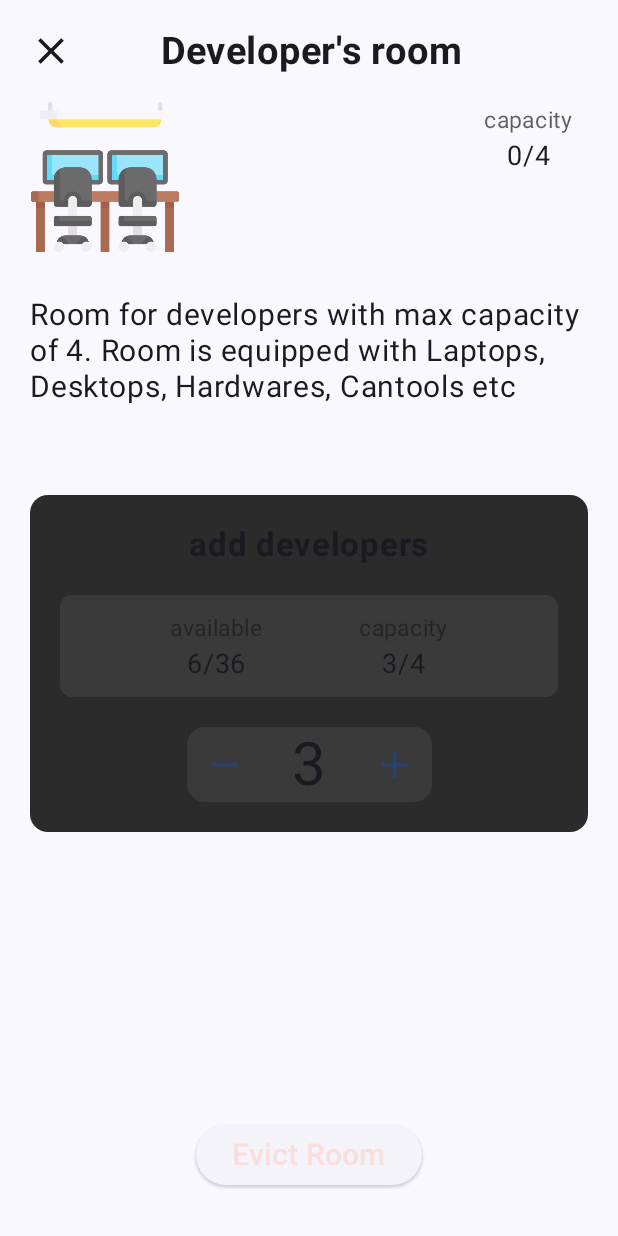
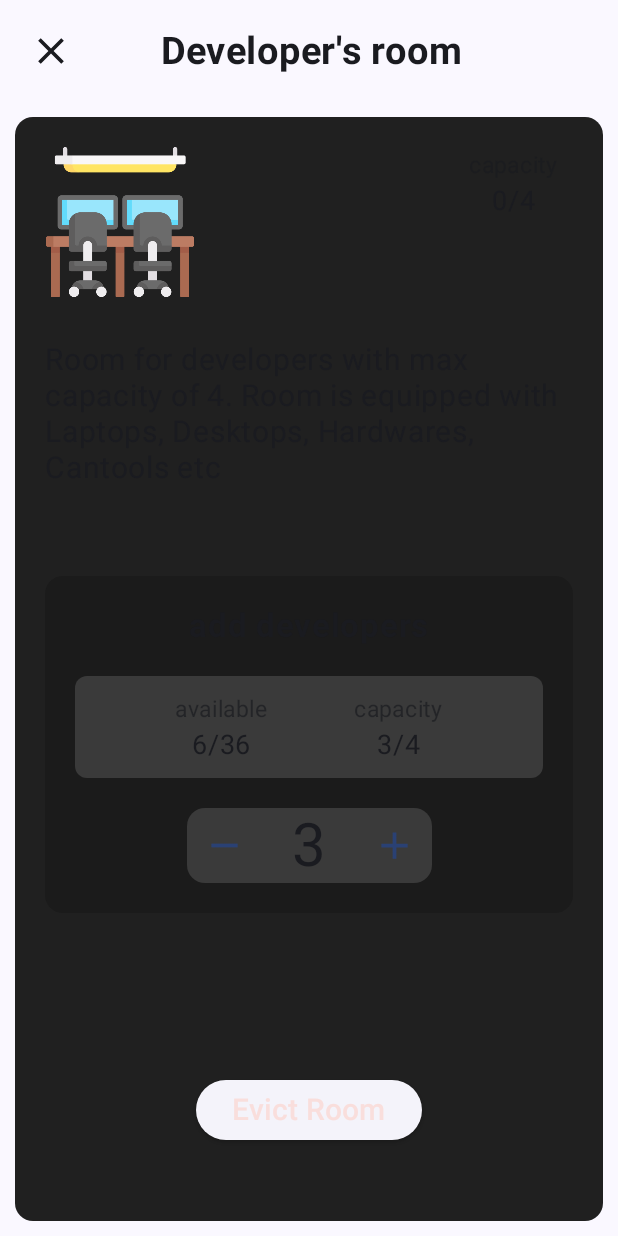
Before and after one commit to joshuajgomez/codeforce, an Android app built with Jetpack Compose: the composable RoomsScreen shown on its own in the app's theme, on a phone screen of 412 x 824 dp. Run offline under Robolectric (Android 15) with nearby library versions, the phone set to English and light mode, and no system bars; our stand-ins replace constraintlayout-compose.

Commit message:
Add new custom body

```diff
--- a/app/src/main/java/com/triplerock/codeforce/screens/Common.kt
+++ b/app/src/main/java/com/triplerock/codeforce/screens/Common.kt
@@ -7,12 +7,12 @@ import androidx.compose.foundation.layout.Arrangement
 import androidx.compose.foundation.layout.Column
 import androidx.compose.foundation.layout.ColumnScope
 import androidx.compose.foundation.layout.Row
+import androidx.compose.foundation.layout.fillMaxSize
 import androidx.compose.foundation.layout.fillMaxWidth
 import androidx.compose.foundation.layout.padding
 import androidx.compose.foundation.layout.size
 import androidx.compose.foundation.lazy.LazyRow
 import androidx.compose.foundation.lazy.items
-import androidx.compose.foundation.shape.CircleShape
 import androidx.compose.foundation.shape.RoundedCornerShape
 import androidx.compose.material.icons.Icons
 import androidx.compose.material.icons.filled.Add
@@ -21,12 +21,12 @@ import androidx.compose.material3.Card
 import androidx.compose.material3.CardDefaults
 import androidx.compose.material3.Icon
 import androidx.compose.material3.MaterialTheme.colorScheme
+import androidx.compose.material3.Scaffold
 import androidx.compose.material3.Surface
 import androidx.compose.material3.Text
 import androidx.compose.runtime.Composable
 import androidx.compose.ui.Alignment
 import androidx.compose.ui.Modifier
-import androidx.compose.ui.draw.clip
 import androidx.compose.ui.graphics.Color
 import androidx.compose.ui.res.painterResource
 import androidx.compose.ui.text.font.FontWeight
@@ -39,8 +39,9 @@ import androidx.constraintlayout.compose.ConstraintLayout
 import androidx.constraintlayout.compose.layoutId
 import com.triplerock.codeforce.R
 import com.triplerock.codeforce.data.RoomType
-import com.triplerock.codeforce.ui.theme.Black10
-import com.triplerock.codeforce.ui.theme.Black20
+import com.triplerock.codeforce.screens.ui.theme.Black05
+import com.triplerock.codeforce.screens.ui.theme.Black10
+import com.triplerock.codeforce.screens.ui.theme.Black20
 import com.triplerock.codeforce.ui.theme.CodeForceTheme
 
 @Preview(uiMode = Configuration.UI_MODE_NIGHT_YES)
@@ -241,3 +242,30 @@ fun NumberSelector(
         }
     }
 }
+
+@DarkPreview
+@Composable
+fun PreviewCommonBody() {
+    CodeForceTheme {
+        Scaffold(
+            topBar = { TitleBar() },
+        ) {
+            CommonBody(Modifier.padding(it)){
+                Text(text = "CodeForce content")
+            }
+        }
+    }
+}
+
+@Composable
+fun CommonBody(
+    modifier: Modifier,
+    content: @Composable ColumnScope.() -> Unit = {},
+) {
+    CustomCard(
+        modifier
+            .fillMaxSize()
+            .padding(10.dp), color = Black05,
+        content = content
+    )
+}
--- a/app/src/main/java/com/triplerock/codeforce/screens/RoomDetailScreen.kt
+++ b/app/src/main/java/com/triplerock/codeforce/screens/RoomDetailScreen.kt
@@ -42,23 +42,25 @@ fun RoomsScreen(
     Scaffold(
         topBar = { TitleBar("${room.type}'s room") },
     ) {
-        RoomView(
-            modifier = Modifier.padding(it),
-            room, onEvictButtonClick
-        )
+        CommonBody(modifier = Modifier.padding(it)) {
+            RoomView(
+                room = room,
+                onEvictButtonClick = onEvictButtonClick
+            )
+        }
     }
 }
 
 @Composable
 private fun RoomView(
-    modifier: Modifier,
+    modifier: Modifier = Modifier,
     room: Room,
     onEvictButtonClick: () -> Unit,
 ) {
     ConstraintLayout(
         modifier = modifier
             .fillMaxSize()
-            .padding(horizontal = 20.dp)
+            .padding(20.dp)
     ) {
         val (
             iconRef,
--- a/app/src/main/java/com/triplerock/codeforce/screens/ui/theme/Color.kt
+++ b/app/src/main/java/com/triplerock/codeforce/screens/ui/theme/Color.kt
@@ -1,4 +1,4 @@
-package com.triplerock.codeforce.ui.theme
+package com.triplerock.codeforce.screens.ui.theme
 
 import androidx.compose.ui.graphics.Color
 
@@ -12,7 +12,8 @@ val Pink40 = Color(0xFF7D5260)
 
 val White10 = Color(0xFF4CAF50)
 val Green40 = Color(0xFFFFFFFF)
-val Black10 = Color(0xFF2B2B2B)
+val Black05 = Color(0xFF202020)
+val Black10 = Color(0xFF1B1B1B)
 val Black20 = Color(0xFF3A3A3A)
 val Blue40 = Color(0xFF2196F3)
 val Purple20 = Color(0xFF6650a4)
--- a/app/src/main/java/com/triplerock/codeforce/screens/ui/theme/Theme.kt
+++ b/app/src/main/java/com/triplerock/codeforce/screens/ui/theme/Theme.kt
@@ -14,6 +14,12 @@ import androidx.compose.ui.graphics.toArgb
 import androidx.compose.ui.platform.LocalContext
 import androidx.compose.ui.platform.LocalView
 import androidx.core.view.WindowCompat
+import com.triplerock.codeforce.screens.ui.theme.Pink40
+import com.triplerock.codeforce.screens.ui.theme.Pink80
+import com.triplerock.codeforce.screens.ui.theme.Purple40
+import com.triplerock.codeforce.screens.ui.theme.Purple80
+import com.triplerock.codeforce.screens.ui.theme.PurpleGrey40
+import com.triplerock.codeforce.screens.ui.theme.PurpleGrey80
 
 private val DarkColorScheme = darkColorScheme(
     primary = Purple80,
```
Also changed, not shown: app/src/main/java/com/triplerock/codeforce/screens/EventsScreen.kt (+4 -4 lines), app/src/main/java/com/triplerock/codeforce/screens/ProjectsScreen.kt (+10 -10 lines).
